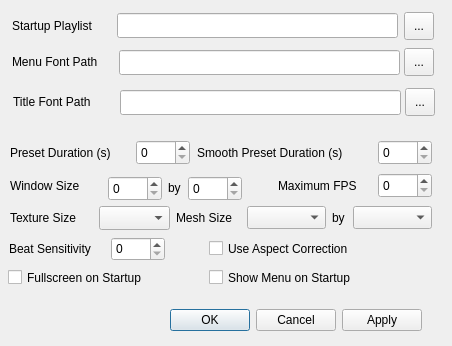
First picture: the form in src/qprojectM/src/QProjectMConfigDialog.ui, repository projectM-visualizer/projectm, before the edit.
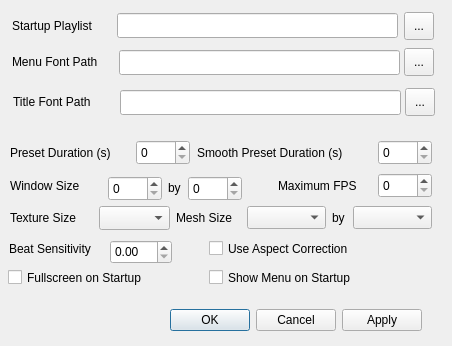
Second picture: the form after the edit.

Commit message: - replace Ui::QProjectMConfigDialog to ::QProjectMConfigDialog - tested save and load behavior. partially implemented

Patch:
```diff
--- a/src/qprojectM/src/QProjectMConfigDialog.ui
+++ b/src/qprojectM/src/QProjectMConfigDialog.ui
@@ -488,22 +488,6 @@
     <string>Use Aspect Correction</string>
    </property>
   </widget>
-  <widget class="QSpinBox" name="beatSensitivitySpinBox" >
-   <property name="geometry" >
-    <rect>
-     <x>111</x>
-     <y>237</y>
-     <width>54</width>
-     <height>24</height>
-    </rect>
-   </property>
-   <property name="toolTip" >
-    <string>&lt;html>&lt;head>&lt;meta name="qrichtext" content="1" />&lt;style type="text/css">
-p, li { white-space: pre-wrap; }
-&lt;/style>&lt;/head>&lt;body style=" font-family:'Sans Serif'; font-size:9pt; font-weight:400; font-style:normal;">
-&lt;p style=" margin-top:0px; margin-bottom:0px; margin-left:0px; margin-right:0px; -qt-block-indent:0; text-indent:0px;">Sets how long a preset should be played in seconds before projectM automatically switches to another in the playlist&lt;/p>&lt;/body>&lt;/html></string>
-   </property>
-  </widget>
   <widget class="QLabel" name="label_12" >
    <property name="geometry" >
     <rect>
@@ -583,6 +567,16 @@
 &lt;p style=" margin-top:0px; margin-bottom:0px; margin-left:0px; margin-right:0px; -qt-block-indent:0; text-indent:0px;">Changes the path projectM will use to search for opengl fonts&lt;/p>&lt;/body>&lt;/html></string>
    </property>
   </widget>
+  <widget class="QDoubleSpinBox" name="beatSensitivitySpinBox" >
+   <property name="geometry" >
+    <rect>
+     <x>110</x>
+     <y>240</y>
+     <width>62</width>
+     <height>24</height>
+    </rect>
+   </property>
+  </widget>
  </widget>
  <resources/>
  <connections/>
```
The commit also changes 4 other files.
